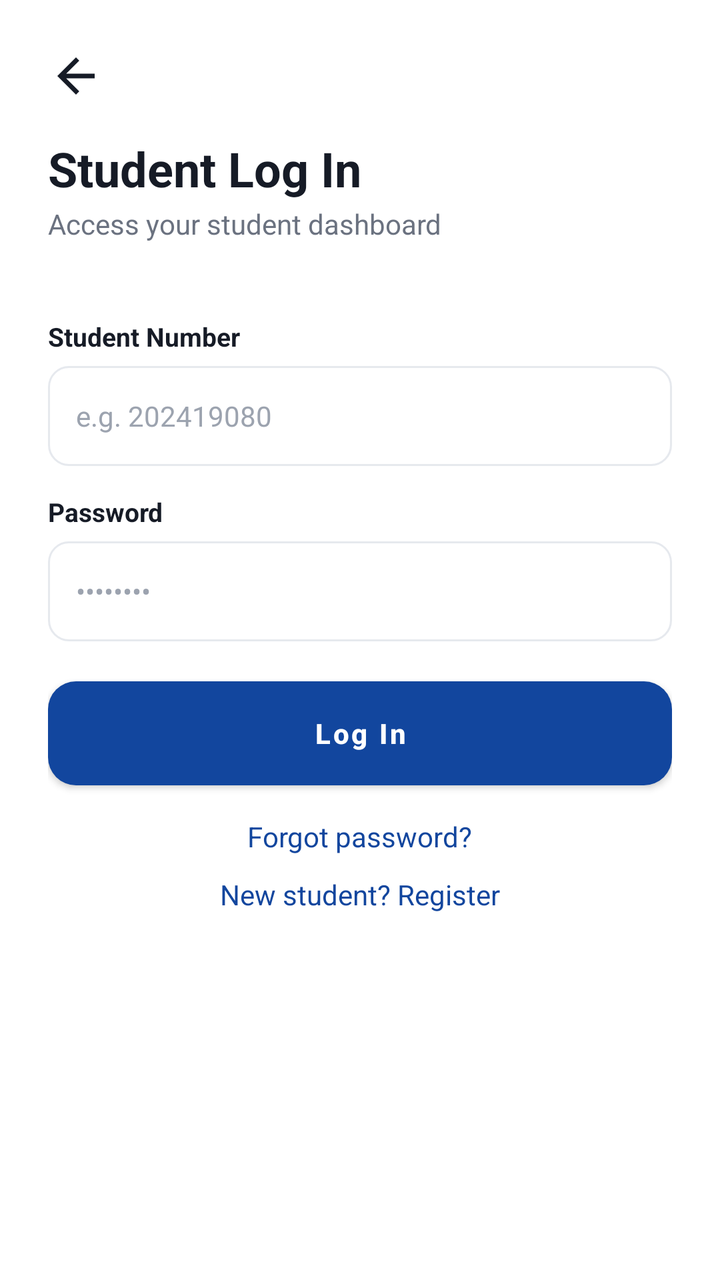
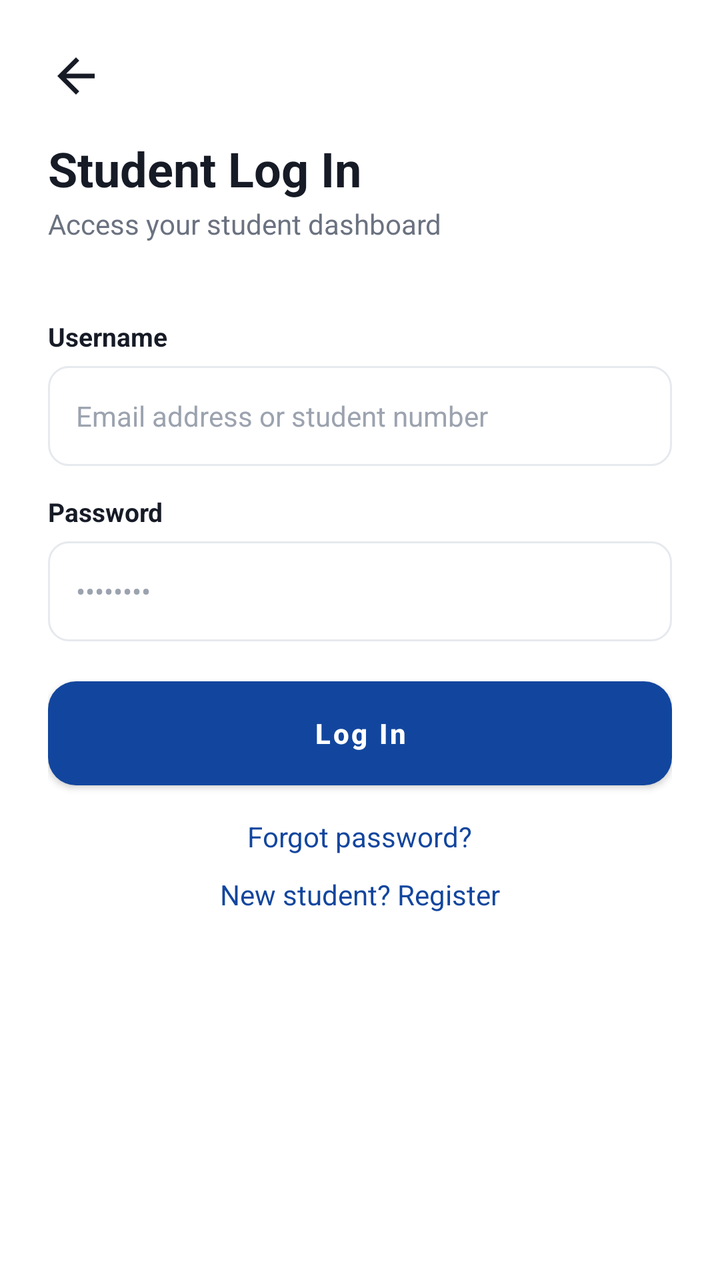

Before-and-after screenshots of an Android layout around one commit, followed by the original layout XML and the change that was made.
<!-- AndroidManifest.xml: application theme Theme.CampusApp -->
<!-- res/layout/activity_student_login.xml -->
<?xml version="1.0" encoding="utf-8"?>
<LinearLayout xmlns:android="http://schemas.android.com/apk/res/android"
    xmlns:app="http://schemas.android.com/apk/res-auto"
    android:layout_width="match_parent"
    android:layout_height="match_parent"
    android:background="@color/white"
    android:orientation="vertical"
    android:padding="24dp">

    <ImageView
        android:id="@+id/btnBack"
        android:layout_width="28dp"
        android:layout_height="28dp"
        android:src="@drawable/ic_back"
        app:tint="@color/text_dark"
        android:layout_marginBottom="16dp"/>

    <TextView
        android:layout_width="wrap_content"
        android:layout_height="wrap_content"
        android:text="Student Log In"
        android:textColor="@color/text_dark"
        android:textSize="24sp"
        android:textStyle="bold"/>

    <TextView
        android:layout_width="wrap_content"
        android:layout_height="wrap_content"
        android:layout_marginTop="2dp"
        android:layout_marginBottom="24dp"
        android:text="Access your student dashboard"
        android:textColor="@color/text_gray"
        android:textSize="14sp"/>

    <TextView style="@style/InputLabel" android:text="Student Number"/>
    <EditText android:id="@+id/etStudentNumber" style="@style/InputField" android:hint="e.g. 202419080" android:inputType="number"/>

    <TextView style="@style/InputLabel" android:text="Password"/>
    <EditText android:id="@+id/etPassword" style="@style/InputField" android:hint="••••••••" android:inputType="textPassword"/>

    <Button
        android:id="@+id/btnLogIn"
        android:layout_width="match_parent"
        android:layout_height="52dp"
        android:layout_marginTop="20dp"
        android:background="@drawable/bg_button_blue"
        android:text="Log In"
        android:textAllCaps="false"
        android:textColor="@color/white"
        android:textStyle="bold"
        android:elevation="0dp"/>

    <TextView
        android:id="@+id/tvForgot"
        android:layout_width="wrap_content"
        android:layout_height="wrap_content"
        android:layout_gravity="center_horizontal"
        android:layout_marginTop="16dp"
        android:text="Forgot password?"
        android:textColor="@color/primary_blue"
        android:textSize="14sp"/>

    <TextView
        android:id="@+id/tvRegister"
        android:layout_width="wrap_content"
        android:layout_height="wrap_content"
        android:layout_gravity="center_horizontal"
        android:layout_marginTop="10dp"
        android:text="New student? Register"
        android:textColor="@color/primary_blue"
        android:textSize="14sp"/>

</LinearLayout>
<!-- resources referenced by this layout -->
<resources>
  <color name="primary_blue">#12469E</color>
  <color name="text_dark">#161B26</color>
  <color name="text_gray">#6B7280</color>
  <color name="white">#FFFFFF</color>
  <!-- drawable bg_button_blue (drawable) -->
  <?xml version="1.0" encoding="utf-8"?>
  <shape xmlns:android="http://schemas.android.com/apk/res/android" android:shape="rectangle">
      <solid android:color="@color/primary_blue" />
      <corners android:radius="14dp" />
  </shape>
  <!-- drawable ic_back (drawable) -->
  <vector xmlns:android="http://schemas.android.com/apk/res/android"
      android:width="24dp" android:height="24dp" android:viewportWidth="24" android:viewportHeight="24">
      <path android:fillColor="@android:color/white"
          android:pathData="M20,11 L7.8,11 L13.4,5.4 L12,4 L4,12 L12,20 L13.4,18.6 L7.8,13 L20,13 Z"/>
  </vector>
  <style name="InputField">
          <item name="android:layout_width">match_parent</item>
          <item name="android:layout_height">50dp</item>
          <item name="android:background">@drawable/bg_input</item>
          <item name="android:paddingLeft">14dp</item>
          <item name="android:paddingRight">14dp</item>
          <item name="android:textSize">14sp</item>
          <item name="android:textColor">@color/text_dark</item>
          <item name="android:textColorHint">@color/text_gray_light</item>
      </style>
  <style name="InputLabel">
          <item name="android:layout_width">wrap_content</item>
          <item name="android:layout_height">wrap_content</item>
          <item name="android:layout_marginTop">14dp</item>
          <item name="android:layout_marginBottom">6dp</item>
          <item name="android:textSize">13sp</item>
          <item name="android:textColor">@color/text_dark</item>
          <item name="android:textStyle">bold</item>
      </style>
  <style name="Theme.CampusApp" parent="Theme.MaterialComponents.Light.NoActionBar">
          <item name="colorPrimary">@color/primary_blue</item>
          <item name="colorPrimaryDark">@color/navy_dark</item>
          <item name="colorAccent">@color/primary_red</item>
          <item name="android:windowBackground">@color/background</item>
          <item name="android:statusBarColor">@color/navy_dark</item>
      </style>
  <!-- drawable bg_input (drawable) -->
  <?xml version="1.0" encoding="utf-8"?>
  <shape xmlns:android="http://schemas.android.com/apk/res/android" android:shape="rectangle">
      <solid android:color="@color/white" />
      <stroke android:width="1dp" android:color="@color/divider" />
      <corners android:radius="10dp" />
  </shape>
  <color name="text_gray_light">#9CA3AF</color>
  <color name="navy_dark">#0B2A4A</color>
  <color name="primary_red">#C31432</color>
  <color name="background">#F3F5F8</color>
  <color name="divider">#E6E9EE</color>
</resources>

<!-- the commit's change to res/layout/activity_student_login.xml (unified diff, before → after) -->
@@ -7,7 +7,7 @@
     android:orientation="vertical"
     android:padding="24dp">
 
-    <ImageView
+    <ImageView android:contentDescription="@string/a11y_back"
         android:id="@+id/btnBack"
         android:layout_width="28dp"
         android:layout_height="28dp"
@@ -32,8 +32,8 @@
         android:textColor="@color/text_gray"
         android:textSize="14sp"/>
 
-    <TextView style="@style/InputLabel" android:text="Student Number"/>
-    <EditText android:id="@+id/etStudentNumber" style="@style/InputField" android:hint="e.g. 202419080" android:inputType="number"/>
+    <TextView style="@style/InputLabel" android:text="Username"/>
+    <EditText android:id="@+id/etStudentNumber" style="@style/InputField" android:hint="@string/hint_username" android:inputType="textEmailAddress"/>
 
     <TextView style="@style/InputLabel" android:text="Password"/>
     <EditText android:id="@+id/etPassword" style="@style/InputField" android:hint="••••••••" android:inputType="textPassword"/>
@@ -44,6 +44,7 @@
         android:layout_height="52dp"
         android:layout_marginTop="20dp"
         android:background="@drawable/bg_button_blue"
+            app:backgroundTint="@null"
         android:text="Log In"
         android:textAllCaps="false"
         android:textColor="@color/white"
<!-- resource entries referenced after the edit -->
@@ -16,6 +16,8 @@
       <path android:fillColor="@android:color/white"
           android:pathData="M20,11 L7.8,11 L13.4,5.4 L12,4 L4,12 L12,20 L13.4,18.6 L7.8,13 L20,13 Z"/>
   </vector>
+  <string name="a11y_back">Back</string>
+  <string name="hint_username">Email address or student number</string>
   <style name="InputField">
           <item name="android:layout_width">match_parent</item>
           <item name="android:layout_height">50dp</item>
